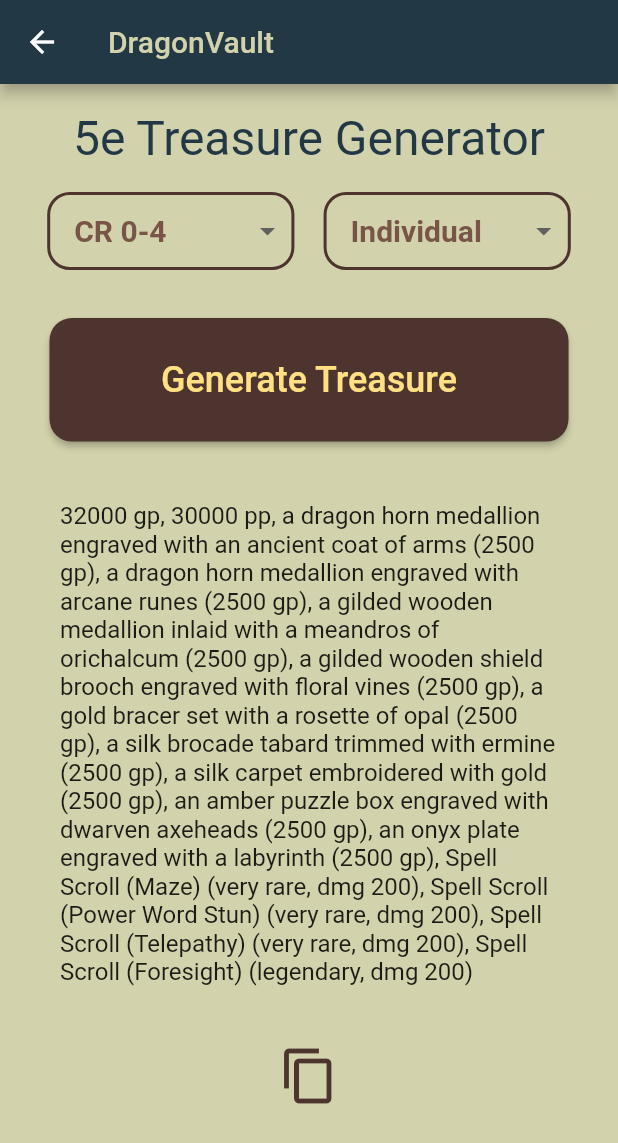
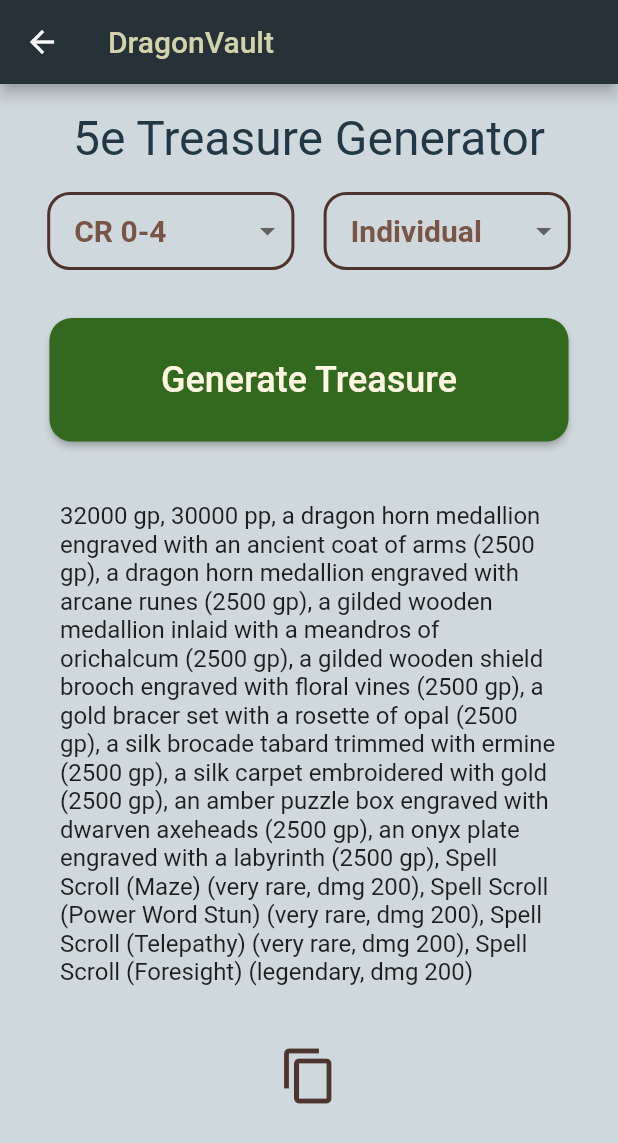
Before and after one commit to villagelder/generator5e, a Flutter app: the screen it shows after launch, after a tap on "Treasures", on a phone screen of 412 x 824 dp. Shown: the top 1143 px of the screen. Run offline on Flutter 3.47's test engine with Material 2 defaults, Android fonts, the phone set to English and light mode, and no system bars.

Commit message:
finished color theme

```diff
--- a/lib/main.dart
+++ b/lib/main.dart
@@ -10,9 +10,26 @@ import 'package:generator5e/wildmagic.dart';
 
 void main() {
   runApp(const MaterialApp(
+    title: 'villagelder',
+    // theme: CustomTheme.lightTheme,
     home: MyApp(),
   ));
 }
+
+// class CustomTheme {
+//   static ThemeData get lightTheme {
+//     return ThemeData(
+//       backgroundColor: Colors.grey.shade200,
+//         primaryColor: Colors.red.shade900,
+//         scaffoldBackgroundColor: Colors.amber,
+//         fontFamily: 'Georgia',
+//         buttonTheme: ButtonThemeData(
+//           shape:
+//               RoundedRectangleBorder(borderRadius: BorderRadius.circular(20.0)),
+//           buttonColor: Colors.red.shade900,
+//         ));
+//   }
+// }
 
 class MyApp extends StatelessWidget {
   const MyApp({super.key});
@@ -23,15 +40,15 @@ class MyApp extends StatelessWidget {
     double screenHeight = MediaQuery.of(ctx).size.height;
 
     return Scaffold(
-      //backgroundColor: const Color.fromRGBO(210, 210, 172, 1.0),
+      backgroundColor: Colors.blueGrey.shade100,
       appBar: AppBar(
         title: const Text(
           'DragonVault',
           style: TextStyle(
-              //  color: Color.fromRGBO(210, 210, 172, 1.0),
-              ),
+            color: Color.fromRGBO(151, 147, 95, 1.0),
+          ),
         ),
-        // backgroundColor: const Color.fromRGBO(34, 56, 69, 1.0),
+        backgroundColor: Colors.black87,
       ),
       body: Center(
         child: Column(
@@ -44,8 +61,9 @@ class MyApp extends StatelessWidget {
                     child: Text(
                   '5e Generators',
                   style: TextStyle(
+                    fontWeight: FontWeight.bold,
                     fontSize: 32,
-                    //   color: Color.fromRGBO(34, 56, 69, 1.0),
+                    color: Colors.black54,
                   ),
                 )),
               ),
@@ -62,6 +80,12 @@ class MyApp extends StatelessWidget {
                             width: screenWidth * 0.4,
                             height: screenHeight * 0.15,
                             child: ElevatedButton(
+                              style: ElevatedButton.styleFrom(
+                                shape: RoundedRectangleBorder(
+                                  borderRadius: BorderRadius.circular(20.0),
+                                ),
+                                backgroundColor: Colors.blueGrey.shade900,
+                              ),
                               onPressed: () {
                                 Navigator.push(ctx, TreasuresPage());
                               },
@@ -73,7 +97,7 @@ class MyApp extends StatelessWidget {
                                       fontSize: 22.0,
                                       fontWeight: FontWeight.bold,
                                       color:
-                                          Color.fromRGBO(214, 211, 152, 1.0)),
+                                          Color.fromRGBO(255, 254, 179, 1.0)),
                                 ),
                               ),
                             ),
@@ -86,6 +110,12 @@ class MyApp extends StatelessWidget {
                         width: screenWidth * 0.4,
                         height: screenHeight * 0.15,
                         child: ElevatedButton(
+                          style: ElevatedButton.styleFrom(
+                            shape: RoundedRectangleBorder(
+                              borderRadius: BorderRadius.circular(20.0),
+                            ),
+                            backgroundColor: Colors.blueGrey.shade800,
+                          ),
                           onPressed: () {
                             Navigator.push(ctx, TrapsPage());
                           },
@@ -98,7 +128,7 @@ class MyApp extends StatelessWidget {
                                 style: TextStyle(
                                     fontSize: 22.0,
                                     fontWeight: FontWeight.bold,
-                                    color: Color.fromRGBO(214, 211, 152, 1.0)),
+                                    color: Color.fromRGBO(255, 254, 179, 1.0)),
                               ),
                             ),
                           ),
@@ -112,6 +142,12 @@ class MyApp extends StatelessWidget {
                         width: screenWidth * 0.4,
                         height: screenHeight * 0.15,
                         child: ElevatedButton(
+                          style: ElevatedButton.styleFrom(
+                            shape: RoundedRectangleBorder(
+                              borderRadius: BorderRadius.circular(20.0),
+                            ),
+                            backgroundColor: Colors.blueGrey.shade700,
+                          ),
                           onPressed: () {
                             Navigator.push(ctx, NPCsPage());
                           },
@@ -124,7 +160,7 @@ class MyApp extends StatelessWidget {
                                 style: TextStyle(
                                     fontSize: 22.0,
                                     fontWeight: FontWeight.bold,
-                                    color: Color.fromRGBO(214, 211, 152, 1.0)),
+                                    color: Color.fromRGBO(255, 254, 179, 1.0)),
                               ),
                             ),
                           ),
@@ -138,6 +174,12 @@ class MyApp extends StatelessWidget {
                         width: screenWidth * 0.4,
                         height: screenHeight * 0.15,
                         child: ElevatedButton(
+                          style: ElevatedButton.styleFrom(
+                            shape: RoundedRectangleBorder(
+                              borderRadius: BorderRadius.circular(20.0),
+                            ),
+                            backgroundColor: Colors.blueGrey.shade600,
+                          ),
                           onPressed: () {
                             Navigator.push(ctx, WildMagicPage());
                           },
@@ -150,7 +192,7 @@ class MyApp extends StatelessWidget {
                                 style: TextStyle(
                                     fontSize: 22.0,
                                     fontWeight: FontWeight.bold,
-                                    color: Color.fromRGBO(214, 211, 152, 1.0)),
+                                    color: Color.fromRGBO(255, 254, 179, 1.0)),
                               ),
                             ),
                           ),
@@ -168,6 +210,12 @@ class MyApp extends StatelessWidget {
                         width: screenWidth * 0.4,
                         height: screenHeight * 0.15,
                         child: ElevatedButton(
+                          style: ElevatedButton.styleFrom(
+                            shape: RoundedRectangleBorder(
+                              borderRadius: BorderRadius.circular(20.0),
+                            ),
+                            backgroundColor: Colors.blueGrey.shade500,
+                          ),
                           onPressed: () {
                             Navigator.push(ctx, MagicItemsPage());
                           },
@@ -180,7 +228,7 @@ class MyApp extends StatelessWidget {
                                 style: TextStyle(
                                     fontSize: 22.0,
                                     fontWeight: FontWeight.bold,
-                                    color: Color.fromRGBO(214, 211, 152, 1.0)),
+                                    color: Color.fromRGBO(255, 254, 179, 1.0)),
                               ),
                             ),
                           ),
@@ -194,6 +242,12 @@ class MyApp extends StatelessWidget {
                         width: screenWidth * 0.4,
                         height: screenHeight * 0.15,
                         child: ElevatedButton(
+                          style: ElevatedButton.styleFrom(
+                            shape: RoundedRectangleBorder(
+                              borderRadius: BorderRadius.circular(20.0),
+                            ),
+                            backgroundColor: Colors.blueGrey.shade400,
+                          ),
                           onPressed: () {
                             Navigator.push(ctx, TrinketsPage());
                           },
@@ -206,7 +260,7 @@ class MyApp extends StatelessWidget {
                                 style: TextStyle(
                                     fontSize: 22.0,
                                     fontWeight: FontWeight.bold,
-                                    color: Color.fromRGBO(214, 211, 152, 1.0)),
+                                    color: Color.fromRGBO(255, 254, 179, 1.0)),
                               ),
                             ),
                           ),
@@ -220,6 +274,12 @@ class MyApp extends StatelessWidget {
                         width: screenWidth * 0.4,
                         height: screenHeight * 0.15,
                         child: ElevatedButton(
+                          style: ElevatedButton.styleFrom(
+                            shape: RoundedRectangleBorder(
+                              borderRadius: BorderRadius.circular(20.0),
+                            ),
+                            backgroundColor: Colors.blueGrey.shade300,
+                          ),
                           onPressed: () {
                             Navigator.push(ctx, SpellSetsPage());
                           },
@@ -232,7 +292,7 @@ class MyApp extends StatelessWidget {
                                 style: TextStyle(
                                     fontSize: 22.0,
                                     fontWeight: FontWeight.bold,
-                                    color: Color.fromRGBO(214, 211, 152, 1.0)),
+                                    color: Color.fromRGBO(255, 254, 179, 1.0)),
                               ),
                             ),
                           ),
@@ -246,6 +306,12 @@ class MyApp extends StatelessWidget {
                         width: screenWidth * 0.4,
                         height: screenHeight * 0.15,
                         child: ElevatedButton(
+                          style: ElevatedButton.styleFrom(
+                            shape: RoundedRectangleBorder(
+                              borderRadius: BorderRadius.circular(20.0),
+                            ),
+                            backgroundColor: Colors.blueGrey.shade200,
+                          ),
                           onPressed: () {
                             Navigator.push(ctx, EncountersPage());
                           },
@@ -258,7 +324,7 @@ class MyApp extends StatelessWidget {
                                 style: TextStyle(
                                     fontSize: 22.0,
                                     fontWeight: FontWeight.bold,
-                                    color: Color.fromRGBO(214, 211, 152, 1.0)),
+                                    color: Color.fromRGBO(255, 254, 179, 1.0)),
                               ),
                             ),
                           ),
--- a/lib/treasures.dart
+++ b/lib/treasures.dart
@@ -4,7 +4,7 @@ class TreasuresPage extends MaterialPageRoute<Null> {
   TreasuresPage()
       : super(builder: (BuildContext ctx) {
           return Scaffold(
-            backgroundColor: const Color.fromRGBO(210, 210, 172, 1.0),
+            backgroundColor: Colors.blueGrey.shade100,
             appBar: AppBar(
               title: const Text(
                 'DragonVault',
@@ -12,7 +12,7 @@ class TreasuresPage extends MaterialPageRoute<Null> {
                   color: Color.fromRGBO(210, 210, 172, 1.0),
                 ),
               ),
-              backgroundColor: const Color.fromRGBO(34, 56, 69, 1.0),
+              backgroundColor:  Colors.blueGrey.shade900,
             ),
             body: SingleChildScrollView(
               scrollDirection: Axis.vertical,
@@ -50,8 +50,8 @@ class TreasuresPage extends MaterialPageRoute<Null> {
                       height: MediaQuery.of(ctx).size.height * 0.1,
                       child: ElevatedButton(
                         style: ElevatedButton.styleFrom(
-                          foregroundColor: Colors.amber.shade200,
-                          backgroundColor: Colors.brown.shade800,
+                          foregroundColor: Colors.amber.shade50,
+                          backgroundColor: Colors.lightGreen.shade900,
                           shape: RoundedRectangleBorder(
                             borderRadius: BorderRadius.circular(15),
                           ),
```
